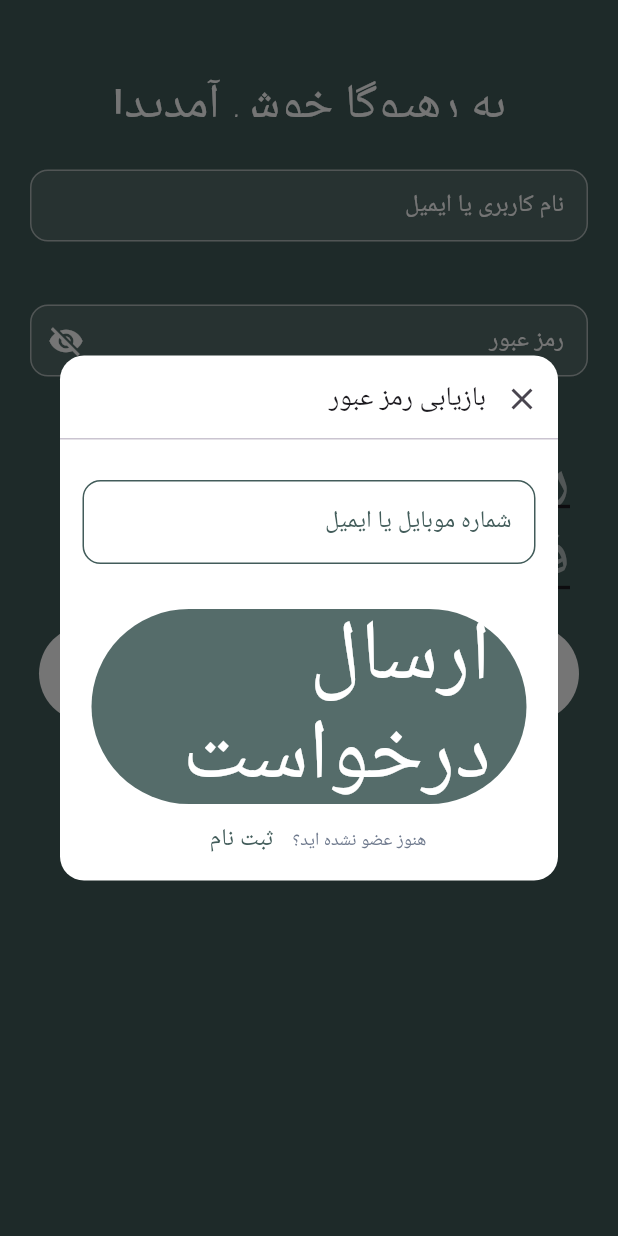
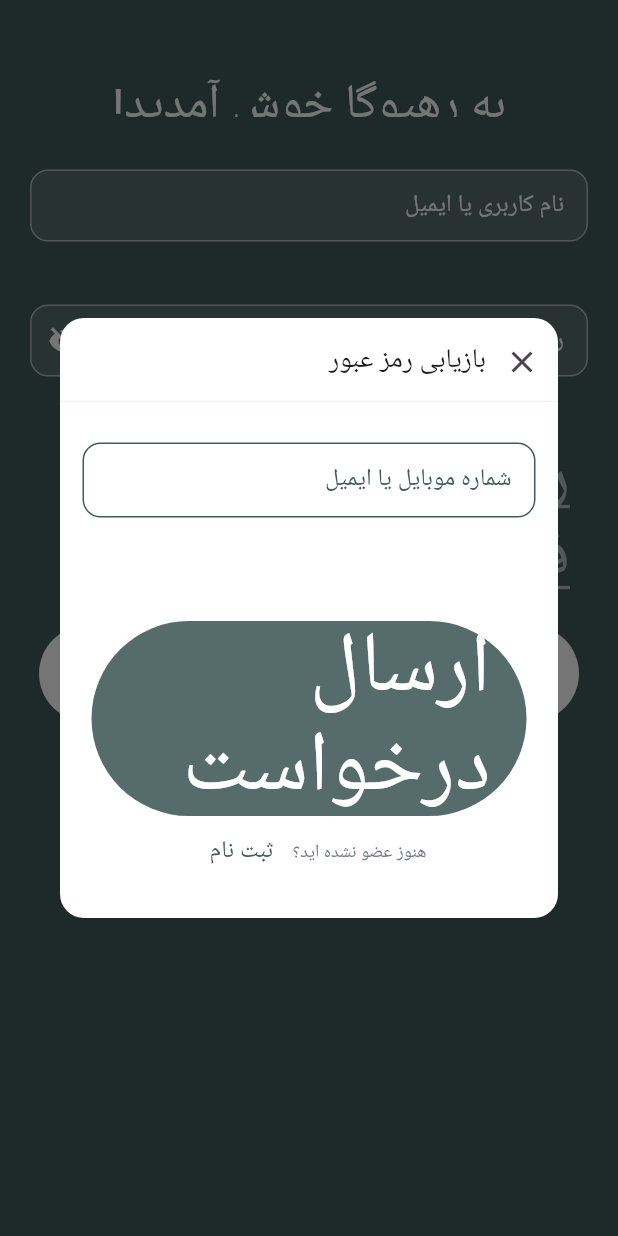
Before and after one commit to amir-7979/rahyoga, a Flutter app: the SignupScreen screen opened by its route, after a tap on "ثبت نام", after a tap on "ورود", after a tap on "رمز عبور خود را فراموش کرده ام", on a phone screen of 412 x 824 dp. Run offline on Flutter 3.47's test engine with Material 3 defaults, Android fonts, the light colour scheme and no system bars; our stand-ins replace cached_network_image, carousel_slider, dio, dotted_line, flick_video_player, flutter_secure_storage and 14 more; missing offline and left inert: dio_smart_retry, mutex, persian_fonts; accounts and stored records are empty; statements that could not run were skipped.

Commit message:
adapt to flutter 3 , part2

```diff
--- a/lib/app/screens/basket/widget/result_item.dart
+++ b/lib/app/screens/basket/widget/result_item.dart
@@ -144,7 +144,7 @@ class ResultItem extends GetView<BasketController> {
           ),
         ),
         const SizedBox(height: 8),
-        const Divider(height: 1),
+        const Divider(height: 1, color: tertiaryColor2),
         const SizedBox(height: 5),
       ],
     );
--- a/lib/app/screens/buy_course/buy_course_screen.dart
+++ b/lib/app/screens/buy_course/buy_course_screen.dart
@@ -117,7 +117,7 @@ class BuyCourseScreen extends GetView<BuyCourseController> {
               ),
               const SizedBox(height: 25),
               Container(
-                padding: const EdgeInsetsDirectional.fromSTEB(14, 12, 14, 12),
+                padding: const EdgeInsetsDirectional.fromSTEB(10, 12, 14, 12),
                 decoration: const BoxDecoration(
                     color: fourthColor,
                     borderRadius:
@@ -143,7 +143,7 @@ class BuyCourseScreen extends GetView<BuyCourseController> {
                                 style: Get.theme.textTheme.headlineSmall!
                                     .copyWith(color: black),
                               ),
-                              const SizedBox(height: 12),
+                              const SizedBox(height: 5),
                               Text(
                                 course.mentor!.fullname ?? '',
                                 style: Get.theme.textTheme.headlineMedium!
--- a/lib/app/screens/buy_course/widgets/course_item.dart
+++ b/lib/app/screens/buy_course/widgets/course_item.dart
@@ -78,7 +78,7 @@ class CourseItem extends StatelessWidget {
         ),
         const Padding(
           padding: EdgeInsetsDirectional.symmetric(horizontal: 47),
-          child: Divider(height: 1),
+          child: Divider(height: 1, color: tertiaryColor2),
         ),
       ],
     );
--- a/lib/app/screens/home/home_screen.dart
+++ b/lib/app/screens/home/home_screen.dart
@@ -50,8 +50,8 @@ class HomeScreen extends GetWidget<HomeController> {
                       () => (controller.home.value!.courseCartCounter != null &&
                               controller.home.value!.courseCartCounter! > 0)
                           ? Positioned(
-                              right: 5,
-                              bottom: 8,
+                              right: 4,
+                              bottom: 3,
                               child: Container(
                                 padding: EdgeInsets.all(2.5),
                                 decoration: BoxDecoration(
--- a/lib/app/screens/home/widgets/course_item.dart
+++ b/lib/app/screens/home/widgets/course_item.dart
@@ -68,7 +68,7 @@ class CourseItem extends GetWidget<HomeController> {
                         .headlineMedium!
                         .copyWith(color: black),
                   ),
-                  const SizedBox(height: 15),
+                  const SizedBox(height: 12),
                   Row(
                     mainAxisAlignment: MainAxisAlignment.spaceBetween,
                     children: [
@@ -102,7 +102,7 @@ class CourseItem extends GetWidget<HomeController> {
                       ),
                     ],
                   ),
-                  const SizedBox(height: 15),
+                  const SizedBox(height: 10),
                 ],
               ),
             ),
--- a/lib/app/screens/login/widgets/login_form.dart
+++ b/lib/app/screens/login/widgets/login_form.dart
@@ -114,7 +114,8 @@ class LoginForm extends StatelessWidget {
                   Translator.forget_password.tr,
                   style: Get.theme.textTheme.displayMedium!.copyWith(
                       color: forgetPasswordColor,
-                      decoration: TextDecoration.underline),
+                      decoration: TextDecoration.underline,
+                  decorationColor: forgetPasswordColor),
                 ),
               ),
             ),
@@ -180,7 +181,8 @@ class LoginForm extends StatelessWidget {
                     child: Text(
                       Translator.signup.tr,
                       style: Get.theme.textTheme.bodyLarge!.copyWith(
-                          color: white, decoration: TextDecoration.underline),
+                          color: white, decoration: TextDecoration.underline,
+                          decorationColor: white),
                     ),
                   ),
                 ],
--- a/lib/app/screens/login/widgets/recover_dialog.dart
+++ b/lib/app/screens/login/widgets/recover_dialog.dart
@@ -15,15 +15,15 @@ Dialog recoverDialog() {
     shape: const RoundedRectangleBorder(
         borderRadius: BorderRadius.all(Radius.circular(16.0))),
     child: SizedBox(
-      height: 350,
+      height: 400,
       child: Container(
         decoration: const BoxDecoration(
-          color: Colors.white,
+          color: white,
           borderRadius: BorderRadius.all(Radius.circular(16)),
         ),
         child: Column(
           children: [
-            SizedBox(height: 5,),
+            SizedBox(height: 5),
             Row(
               children: [
                 IconButton(
@@ -34,7 +34,7 @@ Dialog recoverDialog() {
                 ),
               ],
             ),
-            const Divider(height: 5),
+            const Divider(height: 5, color: tertiaryColor2),
             Expanded(
               child: Form(
                 key: _controller.formKey2,
@@ -44,7 +44,7 @@ Dialog recoverDialog() {
                     crossAxisAlignment: CrossAxisAlignment.start,
                     children: [
                       SizedBox(
-                        height: 70,
+                        height: 50,
                         child: TextFormField(
                           style: const TextStyle(color: black),
                           controller: _controller.phoneController,
--- a/lib/app/screens/my_courses/widgets/favorit_courses_item.dart
+++ b/lib/app/screens/my_courses/widgets/favorit_courses_item.dart
@@ -26,7 +26,6 @@ class FavoriteCourseItem extends StatelessWidget {
           ),
           child: Row(
             children: [
-
               Padding(
                 padding: const EdgeInsets.symmetric(horizontal: 5),
                 child: SizedBox(
@@ -78,7 +77,7 @@ class FavoriteCourseItem extends StatelessWidget {
                         ),
                       ),
                       SizedBox(height: 5),
-                      const Divider(height: 1),
+                      const Divider(height: 1, color: tertiaryColor2),
                       Row(
                         mainAxisAlignment: MainAxisAlignment.spaceBetween,
                         crossAxisAlignment: CrossAxisAlignment.center,
--- a/lib/app/screens/my_courses/widgets/favorit_courses_list.dart
+++ b/lib/app/screens/my_courses/widgets/favorit_courses_list.dart
@@ -13,10 +13,7 @@ class FavoriteCourseList extends  GetWidget<MyCoursesController> {
 
    Widget build(BuildContext context) => PagedListView.separated(
      separatorBuilder: (context, item) => const Padding(
-       padding: EdgeInsetsDirectional.symmetric(vertical: 3),
-       child: Divider(
-         color: tertiaryColor2,
-       ),
+       padding: EdgeInsetsDirectional.symmetric(vertical: 6),
      ),
      padding: const EdgeInsetsDirectional.fromSTEB(10, 10, 10, 0),
      pagingController: controller.pagingController1,
--- a/lib/app/screens/signup/widgets/signup_form.dart
+++ b/lib/app/screens/signup/widgets/signup_form.dart
@@ -5,6 +5,7 @@ import 'package:rahyoga/app/screens/signup/signup_controller.dart';
 import '../../../../core/languages/translator.dart';
 import '../../../../core/theme/colors.dart';
 import '../../../../core/values/border_styles.dart';
+import '../../../../core/values/consts.dart';
 
 class SignupForm extends StatelessWidget {
   SignupForm({Key? key}) : super(key: key);
@@ -33,7 +34,7 @@ class SignupForm extends StatelessWidget {
             ),
             const SizedBox(height: 35),
             SizedBox(
-              height: 70,
+              height: textFieldHeight,
               child: TextFormField(
                 style: Get.theme
                     .textTheme
@@ -64,7 +65,7 @@ class SignupForm extends StatelessWidget {
             ),
             const SizedBox(height: 10),
             SizedBox(
-              height: 70,
+              height: textFieldHeight,
               child: TextFormField(
                 style: Get.theme
                     .textTheme
@@ -97,7 +98,7 @@ class SignupForm extends StatelessWidget {
             ),
             const SizedBox(height: 10),
             SizedBox(
-              height: 70,
+              height: textFieldHeight,
               child: TextFormField(
                 style: Get.theme
                     .textTheme
@@ -131,7 +132,7 @@ class SignupForm extends StatelessWidget {
             ),
             const SizedBox(height: 10),
             SizedBox(
-              height: 70,
+              height: textFieldHeight,
               child: Obx(
                   ()=> TextFormField(
                   style: Get.theme
@@ -175,7 +176,7 @@ class SignupForm extends StatelessWidget {
             ),
             const SizedBox(height: 10),
             SizedBox(
-              height: 70,
+              height: textFieldHeight,
               child: Obx(
                   ()=> TextFormField(
                   style: Get.theme
@@ -283,7 +284,8 @@ class SignupForm extends StatelessWidget {
                     child: Text(
                       Translator.login.tr,
                       style: Theme.of(context).textTheme.bodyLarge!.copyWith(
-                          color: white, decoration: TextDecoration.underline),
+                          color: white, decoration: TextDecoration.underline,
+                          decorationColor: white),
                     ),
                   ),
                 ],
```
Also changed, not shown: lib/app/screens/buy_course/widgets/bottom_bar.dart (+2 -9 lines), lib/main.dart (+8 -4 lines).
